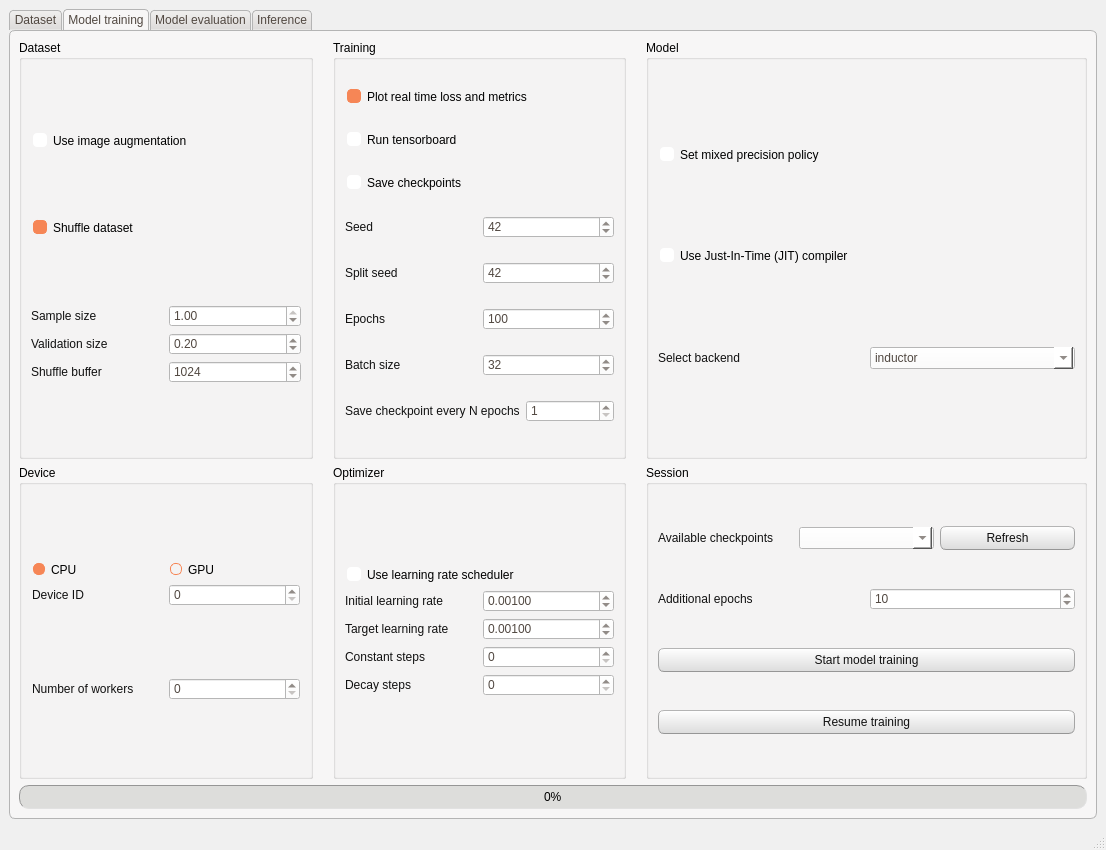
The window that FEXT/commons/interface/layout/window_layout.ui (CTCycle/FEXT-Autoencoder) describes before a commit, drawn with Qt 5.
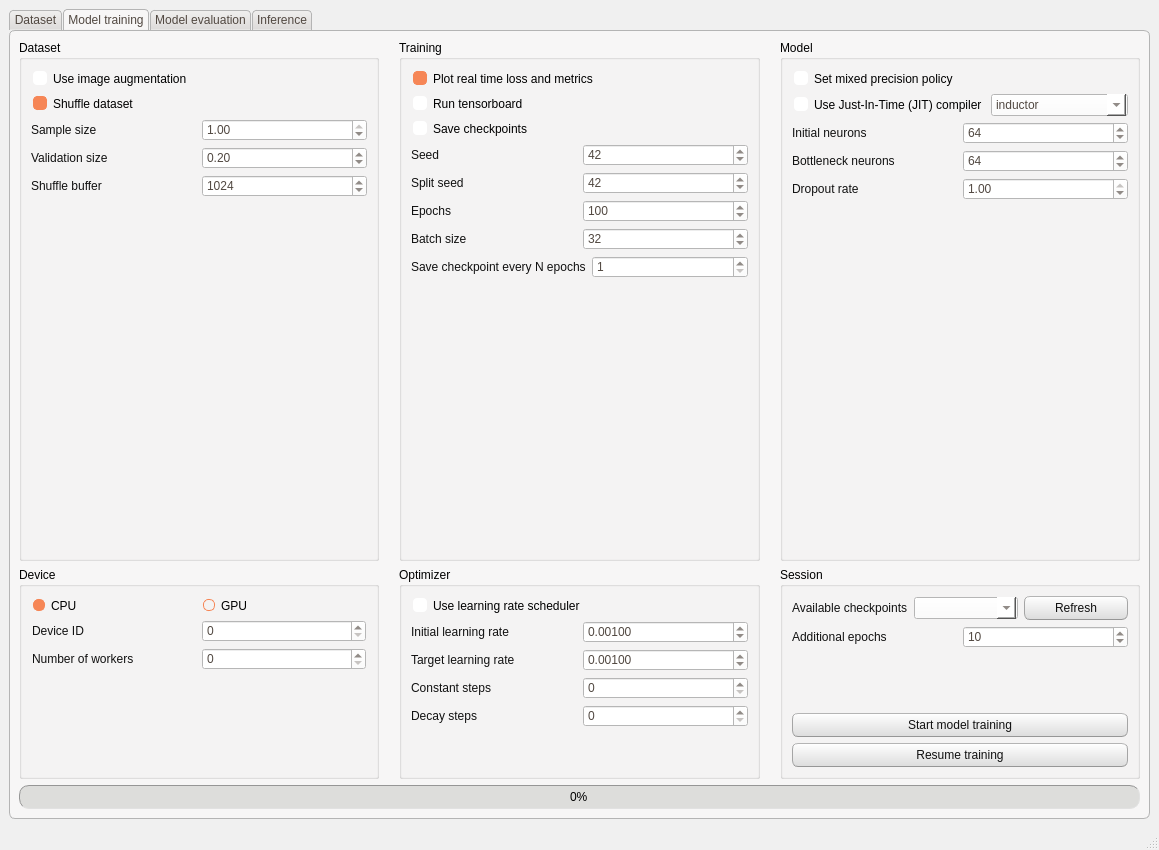
The same window after the commit.

Commit message: implemented resumption for training and fixed issued with plotting and progress bar callbacks

Patch:
```diff
--- a/FEXT/commons/interface/layout/window_layout.ui
+++ b/FEXT/commons/interface/layout/window_layout.ui
@@ -6,7 +6,7 @@
    <rect>
     <x>0</x>
     <y>0</y>
-    <width>1106</width>
+    <width>1159</width>
     <height>850</height>
    </rect>
   </property>
@@ -512,8 +512,8 @@
 }</string>
   </property>
   <widget class="QWidget" name="centralwidget">
-   <layout class="QHBoxLayout" name="horizontalLayout_25">
-    <item>
+   <layout class="QGridLayout" name="gridLayout_3">
+    <item row="0" column="0">
      <widget class="QTabWidget" name="tabWidget">
       <property name="accessibleName">
        <string/>
@@ -727,153 +727,19 @@
        <attribute name="title">
         <string>Model training</string>
        </attribute>
-       <layout class="QGridLayout" name="gridLayout_2">
-        <item row="0" column="0">
-         <layout class="QGridLayout" name="gridLayout" rowstretch="4,3" columnstretch="2,2,3" rowminimumheight="0,0" columnminimumwidth="0,0,0">
+       <layout class="QGridLayout" name="gridLayout_2" rowminimumheight="0,0,0">
+        <item row="2" column="0">
+         <widget class="QProgressBar" name="trainingProgressBar">
+          <property name="value">
+           <number>0</number>
+          </property>
+         </widget>
+        </item>
+        <item row="1" column="0">
+         <layout class="QGridLayout" name="gridLayout" rowstretch="4,0" columnstretch="0,0,0">
           <property name="horizontalSpacing">
            <number>20</number>
           </property>
-          <item row="0" column="1">
-           <widget class="QGroupBox" name="groupBox_4">
-            <property name="title">
-             <string>Training</string>
-            </property>
-            <layout class="QVBoxLayout" name="verticalLayout_5">
-             <item>
-              <widget class="QCheckBox" name="realTimeHistory">
-               <property name="text">
-                <string>Plot real time loss and metrics</string>
-               </property>
-               <property name="checked">
-                <bool>true</bool>
-               </property>
-              </widget>
-             </item>
-             <item>
-              <widget class="QCheckBox" name="runTensorboard">
-               <property name="text">
-                <string>Run tensorboard</string>
-               </property>
-              </widget>
-             </item>
-             <item>
-              <widget class="QCheckBox" name="saveCheckpoints">
-               <property name="text">
-                <string>Save checkpoints</string>
-               </property>
-              </widget>
-             </item>
-             <item>
-              <layout class="QHBoxLayout" name="horizontalLayout_22">
-               <item>
-                <widget class="QLabel" name="label_18">
-                 <property name="text">
-                  <string>Seed</string>
-                 </property>
-                </widget>
-               </item>
-               <item>
-                <widget class="QSpinBox" name="trainSeed">
-                 <property name="maximum">
-                  <number>1000000000</number>
-                 </property>
-                 <property name="value">
-                  <number>42</number>
-                 </property>
-                </widget>
-               </item>
-              </layout>
-             </item>
-             <item>
-              <layout class="QHBoxLayout" name="horizontalLayout_4">
-               <item>
-                <widget class="QLabel" name="label_4">
-                 <property name="text">
-                  <string>Split seed</string>
-                 </property>
-                </widget>
-               </item>
-               <item>
-                <widget class="QSpinBox" name="splitSeed">
-                 <property name="maximum">
-                  <number>1000000000</number>
-                 </property>
-                 <property name="value">
-                  <number>42</number>
-                 </property>
-                </widget>
-               </item>
-              </layout>
-             </item>
-             <item>
-              <layout class="QHBoxLayout" name="horizontalLayout_9">
-               <item>
-                <widget class="QLabel" name="label_6">
-                 <property name="text">
-                  <string>Epochs</string>
-                 </property>
-                </widget>
-               </item>
-               <item>
-                <widget class="QSpinBox" name="numEpochs">
-                 <property name="maximum">
-                  <number>1000000</number>
-                 </property>
-                 <property name="value">
-                  <number>100</number>
-                 </property>
-                </widget>
-               </item>
-              </layout>
-             </item>
-             <item>
-              <layout class="QHBoxLayout" name="horizontalLayout_11">
-               <item>
-                <widget class="QLabel" name="label_8">
-                 <property name="text">
-                  <string>Batch size</string>
-                 </property>
-                </widget>
-               </item>
-               <item>
-                <widget class="QSpinBox" name="batchSize">
-                 <property name="maximum">
-                  <number>100000</number>
-                 </property>
-                 <property name="singleStep">
-                  <number>4</number>
-                 </property>
-                 <property name="value">
-                  <number>32</number>
-                 </property>
-                </widget>
-               </item>
-              </layout>
-             </item>
-             <item>
-              <layout class="QHBoxLayout" name="horizontalLayout_12">
-               <item>
-                <widget class="QLabel" name="label_9">
-                 <property name="text">
-                  <string>Save checkpoint every N epochs</string>
-                 </property>
-                </widget>
-               </item>
-               <item>
-                <widget class="QSpinBox" name="saveCPFrequency">
-                 <property name="minimum">
-                  <number>1</number>
-                 </property>
-                 <property name="maximum">
-                  <number>999</number>
-                 </property>
-                </widget>
-               </item>
-              </layout>
-             </item>
-            </layout>
-           </widget>
-          </item>
           <item row="0" column="0">
            <widget class="QGroupBox" name="groupBox_3">
             <property name="title">
@@ -973,6 +839,19 @@
                </item>
               </layout>
              </item>
+             <item>
+              <spacer name="verticalSpacer_2">
+               <property name="orientation">
+                <enum>Qt::Orientation::Vertical</enum>
+               </property>
+               <property name="sizeHint" stdset="0">
+                <size>
+                 <width>20</width>
+                 <height>40</height>
+                </size>
+               </property>
+              </spacer>
+             </item>
             </layout>
            </widget>
           </item>
@@ -1024,6 +903,19 @@
                </item>
               </layout>
              </item>
+             <item>
+              <spacer name="verticalSpacer_7">
+               <property name="orientation">
+                <enum>Qt::Orientation::Vertical</enum>
+               </property>
+               <property name="sizeHint" stdset="0">
+                <size>
+                 <width>20</width>
+                 <height>40</height>
+                </size>
+               </property>
+              </spacer>
+             </item>
              <item>
               <widget class="QPushButton" name="startTraining">
                <property name="text">
@@ -1041,77 +933,280 @@
             </layout>
            </widget>
           </item>
-          <item row="0" column="2">
-           <widget class="QGroupBox" name="groupBox_5">
+          <item row="1" column="1">
+           <widget class="QGroupBox" name="groupBox_6">
             <property name="title">
-             <string>Model</string>
+             <string>Optimizer</string>
             </property>
-            <layout class="QVBoxLayout" name="verticalLayout_16">
+            <layout class="QVBoxLayout" name="verticalLayout_17">
              <item>
-              <widget class="QCheckBox" name="mixedPrecision">
-               <property name="text">
-                <string>Set mixed precision policy</string>
-               </property>
-              </widget>
-             </item>
-             <item>
-              <widget class="QCheckBox" name="compileJIT">
-               <property name="text">
-                <string>Use Just-In-Time (JIT) compiler</string>
-               </property>
-              </widget>
-             </item>
-             <item>
-              <layout class="QHBoxLayout" name="horizontalLayout_21">
+              <layout class="QVBoxLayout" name="verticalLayout_6">
                <item>
-                <widget class="QLabel" name="label_15">
+                <widget class="QCheckBox" name="useScheduler">
                  <property name="text">
-                  <string>Select backend</string>
+                  <string>Use learning rate scheduler</string>
                  </property>
                 </widget>
                </item>
                <item>
-                <widget class="QComboBox" name="backendJIT">
-                 <property name="currentText">
-                  <string>inductor</string>
-                 </property>
-                 <property name="currentIndex">
-                  <number>3</number>
-                 </property>
+                <layout class="QHBoxLayout" name="horizontalLayout_18">
                  <item>
-                  <property name="text">
-                   <string>eager</string>
-                  </property>
+                  <widget class="QLabel" name="label_11">
+                   <property name="text">
+                    <string>Initial learning rate</string>
+                   </property>
+                  </widget>
                  </item>
                  <item>
-                  <property name="text">
-                   <string>aot_eager</string>
-                  </property>
+                  <widget class="QDoubleSpinBox" name="initialLearningRate">
+                   <property name="decimals">
+                    <number>5</number>
+                   </property>
+                   <property name="singleStep">
+                    <double>0.000100000000000</double>
+                   </property>
+                   <property name="value">
+                    <double>0.001000000000000</double>
+                   </property>
+                  </widget>
                  </item>
+                </layout>
+               </item>
+               <item>
+                <layout class="QHBoxLayout" name="horizontalLayout_17">
                  <item>
-                  <property name="text">
-                   <string>aot_cudagraphs</string>
-                  </property>
+                  <widget class="QLabel" name="label_14">
+                   <property name="text">
+                    <string>Target learning rate</string>
+                   </property>
+                  </widget>
                  </item>
                  <item>
-                  <property name="text">
-                   <string>inductor</string>
-                  </property>
+                  <widget class="QDoubleSpinBox" name="targetLearningRate">
+                   <property name="decimals">
+                    <number>5</number>
+                   </property>
+                   <property name="singleStep">
+                    <double>0.000100000000000</double>
+                   </property>
+                   <property name="value">
+                    <double>0.001000000000000</double>
+                   </property>
+                  </widget>
                  </item>
+                </layout>
+               </item>
+               <item>
+                <layout class="QHBoxLayout" name="horizontalLayout_15">
                  <item>
-                  <property name="text">
-                   <string>nvprims_nvfuser</string>
-                  </property>
+                  <widget class="QLabel" name="label_12">
+                   <property name="text">
+                    <string>Constant steps</string>
+                   </property>
+                  </widget>
                  </item>
                  <item>
-                  <property name="text">
-                   <string>xla</string>
-                  </property>
+                  <widget class="QSpinBox" name="constantSteps">
+                   <property name="maximum">
+                    <number>1000000</number>
+                   </property>
+                   <property name="singleStep">
+                    <number>10</number>
+                   </property>
+                  </widget>
                  </item>
+                </layout>
+               </item>
+               <item>
+                <layout class="QHBoxLayout" name="horizontalLayout_14">
+                 <item>
+                  <widget class="QLabel" name="label_13">
+                   <property name="text">
+                    <string>Decay steps</string>
+                   </property>
+                  </widget>
+                 </item>
+                 <item>
+                  <widget class="QSpinBox" name="decaySteps">
+                   <property name="maximum">
+                    <number>1000000</number>
+                   </property>
+                   <property name="singleStep">
+                    <number>10</number>
+                   </property>
+                  </widget>
+                 </item>
+                </layout>
+               </item>
+              </layout>
+             </item>
+             <item>
+              <spacer name="verticalSpacer_6">
+               <property name="orientation">
+                <enum>Qt::Orientation::Vertical</enum>
+               </property>
+               <property name="sizeHint" stdset="0">
+                <size>
+                 <width>20</width>
+                 <height>40</height>
+                </size>
+               </property>
+              </spacer>
+             </item>
+            </layout>
+           </widget>
+          </item>
+          <item row="0" column="1">
+           <widget class="QGroupBox" name="groupBox_4">
+            <property name="title">
+             <string>Training</string>
+            </property>
+            <layout class="QVBoxLayout" name="verticalLayout_5">
+             <item>
+              <widget class="QCheckBox" name="realTimeHistory">
+               <property name="text">
+                <string>Plot real time loss and metrics</string>
+               </property>
+               <property name="checked">
+                <bool>true</bool>
+               </property>
+              </widget>
+             </item>
+             <item>
+              <widget class="QCheckBox" name="runTensorboard">
+               <property name="text">
+                <string>Run tensorboard</string>
+               </property>
+              </widget>
+             </item>
+             <item>
+              <widget class="QCheckBox" name="saveCheckpoints">
+               <property name="text">
+                <string>Save checkpoints</string>
+               </property>
+              </widget>
+             </item>
+             <item>
+              <layout class="QHBoxLayout" name="horizontalLayout_22">
+               <item>
+                <widget class="QLabel" name="label_18">
+                 <property name="text">
+                  <string>Seed</string>
+                 </property>
                 </widget>
                </item>
+               <item>
+                <widget class="QSpinBox" name="trainSeed">
+                 <property name="maximum">
+                  <number>1000000000</number>
+                 </property>
+                 <property name="value">
+                  <number>42</number>
+                 </property>
+                </widget>
+               </item>
               </layout>
              </item>
+             <item>
+              <layout class="QHBoxLayout" name="horizontalLayout_4">
+               <item>
+                <widget class="QLabel" name="label_4">
+                 <property name="text">
+                  <string>Split seed</string>
+                 </property>
+                </widget>
+               </item>
+               <item>
+                <widget class="QSpinBox" name="splitSeed">
+                 <property name="maximum">
+                  <number>1000000000</number>
+                 </property>
+                 <property name="value">
+                  <number>42</number>
+                 </property>
+                </widget>
+               </item>
+              </layout>
+             </item>
+             <item>
+              <layout class="QHBoxLayout" name="horizontalLayout_9">
+               <item>
+                <widget class="QLabel" name="label_6">
+                 <property name="text">
+                  <string>Epochs</string>
+                 </property>
+                </widget>
+               </item>
+               <item>
+                <widget class="QSpinBox" name="numEpochs">
+                 <property name="maximum">
+                  <number>1000000</number>
+                 </property>
+                 <property name="value">
+                  <number>100</number>
+                 </property>
+                </widget>
+               </item>
+              </layout>
+             </item>
+             <item>
+              <layout class="QHBoxLayout" name="horizontalLayout_11">
+               <item>
+                <widget class="QLabel" name="label_8">
+                 <property name="text">
+                  <string>Batch size</string>
+                 </property>
+                </widget>
+               </item>
+               <item>
+                <widget class="QSpinBox" name="batchSize">
+                 <property name="maximum">
+                  <number>100000</number>
+                 </property>
+                 <property name="singleStep">
+                  <number>4</number>
+                 </property>
+                 <property name="value">
+                  <number>32</number>
+                 </property>
+                </widget>
+               </item>
+              </layout>
+             </item>
+             <item>
+              <layout class="QHBoxLayout" name="horizontalLayout_12">
+               <item>
+                <widget class="QLabel" name="label_9">
+                 <property name="text">
+                  <string>Save checkpoint every N epochs</string>
+                 </property>
+                </widget>
+               </item>
+               <item>
+                <widget class="QSpinBox" name="saveCPFrequency">
+                 <property name="minimum">
+                  <number>1</number>
+                 </property>
+                 <property name="maximum">
+                  <number>999</number>
+                 </property>
+                </widget>
+               </item>
+              </layout>
+             </item>
+             <item>
+              <spacer name="verticalSpacer_3">
+               <property name="orientation">
+                <enum>Qt::Orientation::Vertical</enum>
+               </property>
+               <property name="sizeHint" stdset="0">
+                <size>
+                 <width>20</width>
+                 <height>40</height>
+                </size>
+               </property>
+              </spacer>
+             </item>
             </layout>
            </widget>
           </item>
@@ -1186,128 +1281,179 @@
                </item>
               </layout>
              </item>
+             <item>
+              <spacer name="verticalSpacer_5">
+               <property name="orientation">
+                <enum>Qt::Orientation::Vertical</enum>
+               </property>
+               <property name="sizeHint" stdset="0">
+                <size>
+                 <width>20</width>
+                 <height>40</height>
+                </size>
+               </property>
+              </spacer>
+             </item>
             </layout>
            </widget>
           </item>
-          <item row="1" column="1">
-           <widget class="QGroupBox" name="groupBox_6">
+          <item row="0" column="2">
+           <widget class="QGroupBox" name="groupBox_5">
             <property name="title">
-             <string>Optimizer</string>
+             <string>Model</string>
             </property>
-            <layout class="QVBoxLayout" name="verticalLayout_17">
+            <layout class="QVBoxLayout" name="verticalLayout_8">
              <item>
-              <layout class="QVBoxLayout" name="verticalLayout_6">
+              <widget class="QCheckBox" name="mixedPrecision">
+               <property name="text">
+                <string>Set mixed precision policy</string>
+               </property>
+              </widget>
+             </item>
+             <item>
+              <layout class="QHBoxLayout" name="horizontalLayout_25">
                <item>
-                <widget class="QCheckBox" name="useScheduler">
+                <widget class="QCheckBox" name="compileJIT">
                  <property name="text">
-                  <string>Use learning rate scheduler</string>
+                  <string>Use Just-In-Time (JIT) compiler</string>
                  </property>
                 </widget>
                </item>
                <item>
-                <layout class="QHBoxLayout" name="horizontalLayout_18">
+                <widget class="QComboBox" name="backendJIT">
+                 <property name="toolTip">
+                  <string>&lt;html&gt;&lt;head/&gt;&lt;body&gt;&lt;p&gt;Select JIT compiler backend (default is inductor)</string>
+                 </property>
+                 <property name="currentText">
+                  <string>inductor</string>
+                 </property>
+                 <property name="currentIndex">
+                  <number>3</number>
+                 </property>
                  <item>
-                  <widget class="QLabel" name="label_11">
-                   <property name="text">
-                    <string>Initial learning rate</string>
-                   </property>
-                  </widget>
+                  <property name="text">
+                   <string>eager</string>
+                  </property>
                  </item>
                  <item>
-                  <widget class="QDoubleSpinBox" name="initialLearningRate">
-                   <property name="decimals">
-                    <number>5</number>
-                   </property>
-                   <property name="singleStep">
-                    <double>0.000100000000000</double>
-                   </property>
-                   <property name="value">
-                    <double>0.001000000000000</double>
-                   </property>
-                  </widget>
+                  <property name="text">
+                   <string>aot_eager</string>
+                  </property>
                  </item>
-                </layout>
-               </item>
-               <item>
-                <layout class="QHBoxLayout" name="horizontalLayout_17">
                  <item>
-                  <widget class="QLabel" name="label_14">
-                   <property name="text">
-                    <string>Target learning rate</string>
-                   </property>
-                  </widget>
+                  <property name="text">
+                   <string>aot_cudagraphs</string>
+                  </property>
                  </item>
                  <item>
-                  <widget class="QDoubleSpinBox" name="targetLearningRate">
-                   <property name="decimals">
-                    <number>5</number>
-                   </property>
-                   <property name="singleStep">
-                    <double>0.000100000000000</double>
-                   </property>
-                   <property name="value">
-                    <double>0.001000000000000</double>
-                   </property>
-                  </widget>
+                  <property name="text">
+                   <string>inductor</string>
+                  </property>
                  </item>
-                </layout>
-               </item>
-               <item>
-                <layout class="QHBoxLayout" name="horizontalLayout_15">
                  <item>
-                  <widget class="QLabel" name="label_12">
-                   <property name="text">
-                    <string>Constant steps</string>
-                   </property>
-                  </widget>
+                  <property name="text">
+                   <string>nvprims_nvfuser</string>
+                  </property>
                  </item>
                  <item>
-                  <widget class="QSpinBox" name="constantSteps">
-                   <property name="maximum">
-                    <number>1000000</number>
-                   </property>
-                   <property name="singleStep">
-                    <number>10</number>
-                   </property>
-                  </widget>
+                  <property name="text">
+                   <string>xla</string>
+                  </property>
                  </item>
-                </layout>
+                </widget>
                </item>
+              </layout>
+             </item>
+             <item>
+              <layout class="QHBoxLayout" name="horizontalLayout_21">
                <item>
-                <layout class="QHBoxLayout" name="horizontalLayout_14">
-                 <item>
-                  <widget class="QLabel" name="label_13">
-                   <property name="text">
-                    <string>Decay steps</string>
-                   </property>
-                  </widget>
-                 </item>
-                 <item>
-                  <widget class="QSpinBox" name="decaySteps">
-                   <property name="maximum">
-                    <number>1000000</number>
-                   </property>
-                   <property name="singleStep">
-                    <number>10</number>
-                   </property>
-                  </widget>
-                 </item>
-                </layout>
+                <widget class="QLabel" name="label_21">
+                 <property name="text">
+                  <string>Initial neurons</string>
+                 </property>
+                </widget>
                </item>
+               <item>
+                <widget class="QSpinBox" name="initialNeurons">
+                 <property name="maximum">
+                  <number>99999</number>
+                 </property>
+                 <property name="singleStep">
+                  <number>8</number>
+                 </property>
+                 <property name="value">
+                  <number>64</number>
+                 </property>
+                </widget>
+               </item>
               </layout>
              </item>
+             <item>
+              <layout class="QHBoxLayout" name="horizontalLayout_28">
+               <item>
+                <widget class="QLabel" name="label_23">
+                 <property name="text">
+                  <string>Bottleneck neurons</string>
+                 </property>
+                </widget>
+               </item>
+               <item>
+                <widget class="QSpinBox" name="bottleneckNeurons">
+                 <property name="maximum">
+                  <number>99999</number>
+                 </property>
+                 <property name="singleStep">
+                  <number>8</number>
+                 </property>
+                 <property name="value">
+                  <number>64</number>
+                 </property>
+                </widget>
+               </item>
+              </layout>
+             </item>
+             <item>
+              <layout class="QHBoxLayout" name="horizontalLayout_27">
+               <item>
+                <widget class="QLabel" name="label_22">
+                 <property name="text">
+                  <string>Dropout rate</string>
+                 </property>
+                </widget>
+               </item>
+               <item>
+                <widget class="QDoubleSpinBox" name="dropoutRate">
+                 <property name="maximum">
+                  <double>1.000000000000000</double>
+                 </property>
+                 <property name="singleStep">
+                  <double>0.050000000000000</double>
+                 </property>
+                 <property name="value">
+                  <double>1.000000000000000</double>
+                 </property>
+                </widget>
+               </item>
+              </layout>
+             </item>
+             <item>
+              <spacer name="verticalSpacer_4">
+               <property name="orientation">
+                <enum>Qt::Orientation::Vertical</enum>
+               </property>
+               <property name="sizeHint" stdset="0">
+                <size>
+                 <width>20</width>
+                 <height>40</height>
+                </size>
+               </property>
+              </spacer>
+             </item>
             </layout>
            </widget>
           </item>
          </layout>
         </item>
-        <item row="1" column="0">
-         <widget class="QProgressBar" name="trainingProgressBar">
-          <property name="value">
-           <number>0</number>
-          </property>
-         </widget>
-        </item>
        </layout>
       </widget>
       <widget class="QWidget" name="evalTab">
```
Left out of the diff: 2 changed lines with no effect on the pictures. The commit also changes 6 other files.
